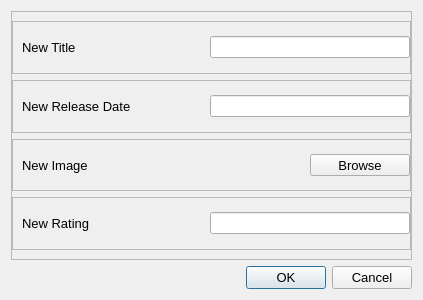
This is ui/add_dialog.ui in ngfuong/crud-ranking-app as Qt 5 draws it before an edit. The edited form follows.
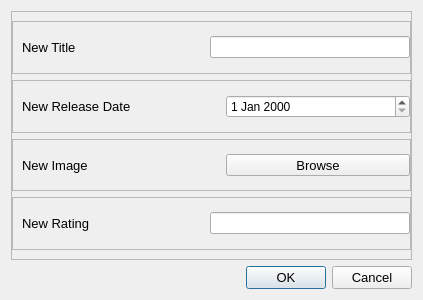
This is the edited form. Icons and pictures are not drawn.

```diff
--- a/ui/add_dialog.ui
+++ b/ui/add_dialog.ui
@@ -113,7 +113,7 @@
           </widget>
          </item>
          <item>
-          <widget class="QLineEdit" name="releasedateInput">
+          <widget class="QDateEdit" name="releasedateInput">
            <property name="maximumSize">
             <size>
              <width>200</width>
@@ -160,9 +160,15 @@
          </item>
          <item>
           <widget class="QToolButton" name="uploadImgButton">
-           <property name="maximumSize">
+           <property name="minimumSize">
             <size>
              <width>100</width>
+             <height>0</height>
+            </size>
+           </property>
+           <property name="maximumSize">
+            <size>
+             <width>200</width>
              <height>16777215</height>
             </size>
            </property>
```
